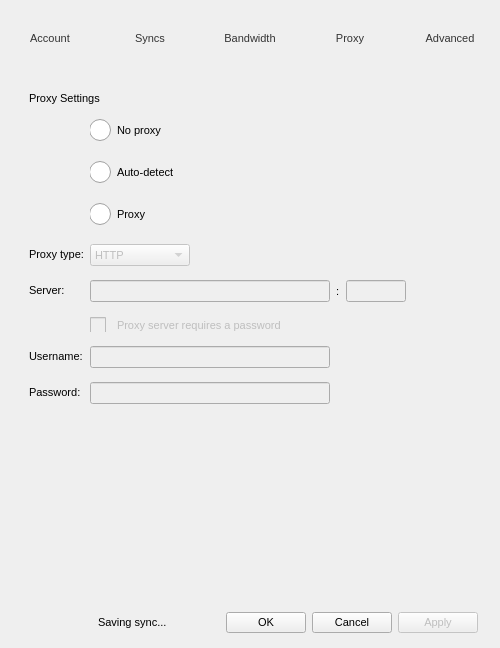
Old version of the form src/MEGASync/gui/macx/SettingsDialog.ui in the repository meganz/MEGAsync.
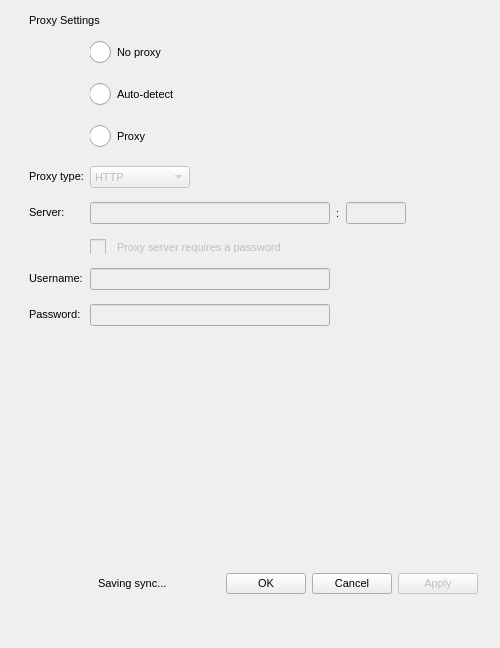
New version of the form. The open tabs and pages were chosen to show the change. Icons and pictures are not drawn. Custom widgets are drawn as their Qt base class.

Commit message: Revamp code to manage tab changes using native toolbar

The edit to the form file:
```diff
--- a/src/MEGASync/gui/macx/SettingsDialog.ui
+++ b/src/MEGASync/gui/macx/SettingsDialog.ui
@@ -186,7 +186,7 @@
    <property name="verticalSpacing">
     <number>2</number>
    </property>
-   <item row="8" column="0">
+   <item row="7" column="0">
     <widget class="QWidget" name="wBottom" native="true">
      <layout class="QHBoxLayout" name="horizontalLayout_31">
       <property name="leftMargin">
@@ -369,249 +369,7 @@
      </layout>
     </widget>
    </item>
-   <item row="0" column="0">
-    <widget class="QWidget" name="wTabHeader" native="true">
-     <property name="minimumSize">
-      <size>
-       <width>500</width>
-       <height>76</height>
-      </size>
-     </property>
-     <property name="maximumSize">
-      <size>
-       <width>500</width>
-       <height>76</height>
-      </size>
-     </property>
-     <property name="styleSheet">
-      <string notr="true"/>
-     </property>
-     <layout class="QHBoxLayout" name="horizontalLayout_2">
-      <property name="spacing">
-       <number>0</number>
-      </property>
-      <property name="sizeConstraint">
-       <enum>QLayout::SetDefaultConstraint</enum>
-      </property>
-      <property name="leftMargin">
-       <number>0</number>
-      </property>
-      <property name="topMargin">
-       <number>0</number>
-      </property>
-      <property name="rightMargin">
-       <number>0</number>
-      </property>
-      <property name="bottomMargin">
-       <number>0</number>
-      </property>
-      <item>
-       <widget class="QToolButton" name="bAccount">
-        <property name="minimumSize">
-         <size>
-          <width>100</width>
-          <height>76</height>
-         </size>
-        </property>
-        <property name="maximumSize">
-         <size>
-          <width>100</width>
-          <height>76</height>
-         </size>
-        </property>
-        <property name="font">
-         <font>
-          <pointsize>-1</pointsize>
-         </font>
-        </property>
-        <property name="text">
-         <string>Account</string>
-        </property>
-        <property name="icon">
-         <iconset>
-          <normaloff>://images/account_32.png</normaloff>://images/account_32.png</iconset>
-        </property>
-        <property name="iconSize">
-         <size>
-          <width>32</width>
-          <height>32</height>
-         </size>
-        </property>
-        <property name="checkable">
-         <bool>true</bool>
-        </property>
-        <property name="toolButtonStyle">
-         <enum>Qt::ToolButtonTextUnderIcon</enum>
-        </property>
-       </widget>
-      </item>
-      <item>
-       <widget class="QToolButton" name="bSyncs">
-        <property name="minimumSize">
-         <size>
-          <width>100</width>
-          <height>76</height>
-         </size>
-        </property>
-        <property name="maximumSize">
-         <size>
-          <width>100</width>
-          <height>76</height>
-         </size>
-        </property>
-        <property name="font">
-         <font>
-          <pointsize>-1</pointsize>
-         </font>
-        </property>
-        <property name="styleSheet">
-         <string notr="true"/>
-        </property>
-        <property name="text">
-         <string>Syncs</string>
-        </property>
-        <property name="icon">
-         <iconset>
-          <normaloff>://images/syncs_32.png</normaloff>://images/syncs_32.png</iconset>
-        </property>
-        <property name="iconSize">
-         <size>
-          <width>32</width>
-          <height>32</height>
-         </size>
-        </property>
-        <property name="checkable">
-         <bool>true</bool>
-        </property>
-        <property name="toolButtonStyle">
-         <enum>Qt::ToolButtonTextUnderIcon</enum>
-        </property>
-       </widget>
-      </item>
-      <item>
-       <widget class="QToolButton" name="bBandwidth">
-        <property name="minimumSize">
-         <size>
-          <width>100</width>
-          <height>76</height>
-         </size>
-        </property>
-        <property name="maximumSize">
-         <size>
-          <width>100</width>
-          <height>76</height>
-         </size>
-        </property>
-        <property name="font">
-         <font>
-          <pointsize>-1</pointsize>
-         </font>
-        </property>
-        <property name="text">
-         <string>Bandwidth</string>
-        </property>
-        <property name="icon">
-         <iconset>
-          <normaloff>://images/bandwidth_32.png</normaloff>://images/bandwidth_32.png</iconset>
-        </property>
-        <property name="iconSize">
-         <size>
-          <width>32</width>
-          <height>32</height>
-         </size>
-        </property>
-        <property name="checkable">
-         <bool>true</bool>
-        </property>
-        <property name="toolButtonStyle">
-         <enum>Qt::ToolButtonTextUnderIcon</enum>
-        </property>
-       </widget>
-      </item>
-      <item>
-       <widget class="QToolButton" name="bProxies">
-        <property name="minimumSize">
-         <size>
-          <width>100</width>
-          <height>76</height>
-         </size>
-        </property>
-        <property name="maximumSize">
-         <size>
-          <width>100</width>
-          <height>76</height>
-         </size>
-        </property>
-        <property name="font">
-         <font>
-          <pointsize>-1</pointsize>
-         </font>
-        </property>
-        <property name="text">
-         <string>Proxy</string>
-        </property>
-        <property name="icon">
-         <iconset resource="../Resources_linux.qrc">
-          <normaloff>:/images/proxies_32.png</normaloff>:/images/proxies_32.png</iconset>
-        </property>
-        <property name="iconSize">
-         <size>
-          <width>32</width>
-          <height>32</height>
-         </size>
-        </property>
-        <property name="checkable">
-         <bool>true</bool>
-        </property>
-        <property name="toolButtonStyle">
-         <enum>Qt::ToolButtonTextUnderIcon</enum>
-        </property>
-       </widget>
-      </item>
-      <item>
-       <widget class="QToolButton" name="bAdvanced">
-        <property name="minimumSize">
-         <size>
-          <width>100</width>
-          <height>76</height>
-         </size>
-        </property>
-        <property name="maximumSize">
-         <size>
-          <width>100</width>
-          <height>76</height>
-         </size>
-        </property>
-        <property name="font">
-         <font>
-          <pointsize>-1</pointsize>
-         </font>
-        </property>
-        <property name="text">
-         <string>Advanced</string>
-        </property>
-        <property name="icon">
-         <iconset resource="../Resources_macx.qrc">
-          <normaloff>:/images/advanced_32.png</normaloff>:/images/advanced_32.png</iconset>
-        </property>
-        <property name="iconSize">
-         <size>
-          <width>32</width>
-          <height>32</height>
-         </size>
-        </property>
-        <property name="checkable">
-         <bool>true</bool>
-        </property>
-        <property name="toolButtonStyle">
-         <enum>Qt::ToolButtonTextUnderIcon</enum>
-        </property>
-       </widget>
-      </item>
-     </layout>
-    </widget>
-   </item>
-   <item row="2" column="0">
+   <item row="1" column="0">
     <widget class="QStackedWidget" name="wStack">
      <property name="sizePolicy">
       <sizepolicy hsizetype="Fixed" vsizetype="Maximum">
@@ -4557,7 +4315,7 @@
      </widget>
     </widget>
    </item>
-   <item row="4" column="0">
+   <item row="3" column="0">
     <widget class="QToolButton" name="toolButton_4">
      <property name="sizePolicy">
       <sizepolicy hsizetype="Preferred" vsizetype="Preferred">
```
Left out of the diff: 8 changed lines with no effect on the pictures. The commit also changes 2 other files.
